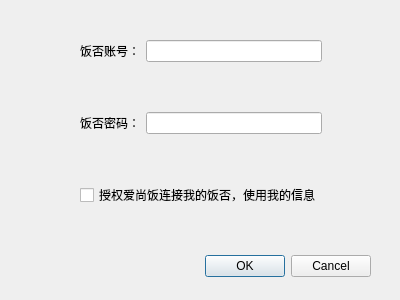
First picture: the form in uiFiles/login.ui, repository guoyu07/xkongfan-gui, before the edit.
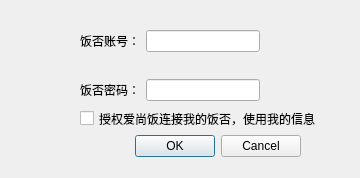
Second picture: the form after the edit.

Commit message: modified:   CHANGELOG 	modified:   atfriend_ui.py 	modified:   fanfou.py 	modified:   insertTopic_ui.py 	modified:   login_ui.py 	modified:   main.py 	new file:   resource/Thumbs.db 	deleted:    setup.py 	modified:   uiFiles/atFriend.ui 	new file:   uiFiles/atFriend_ui.py 	modified:   uiFiles/insertTopic.ui 	new file:   uiFiles/insertTopic_ui.py 	modified:   uiFiles/login.ui 	new file:   uiFiles/login_ui.py 	modified:   ui_MainWindow.py 	modified:   xAuth.py 	new file:   zlogging.py

```diff
--- a/uiFiles/login.ui
+++ b/uiFiles/login.ui
@@ -6,19 +6,25 @@
    <rect>
     <x>0</x>
     <y>0</y>
-    <width>400</width>
-    <height>300</height>
+    <width>360</width>
+    <height>178</height>
    </rect>
   </property>
+  <property name="maximumSize">
+   <size>
+    <width>360</width>
+    <height>178</height>
+   </size>
+  </property>
   <property name="windowTitle">
    <string>登录饭否</string>
   </property>
   <widget class="QDialogButtonBox" name="buttonBox">
    <property name="geometry">
     <rect>
-     <x>30</x>
-     <y>250</y>
-     <width>341</width>
+     <x>130</x>
+     <y>130</y>
+     <width>171</width>
      <height>32</height>
     </rect>
    </property>
@@ -29,13 +35,26 @@
     <set>QDialogButtonBox::Cancel|QDialogButtonBox::Ok</set>
    </property>
   </widget>
+  <widget class="QCheckBox" name="checkBox">
+   <property name="geometry">
+    <rect>
+     <x>80</x>
+     <y>110</y>
+     <width>240</width>
+     <height>17</height>
+    </rect>
+   </property>
+   <property name="text">
+    <string>授权爱尚饭连接我的饭否，使用我的信息</string>
+   </property>
+  </widget>
   <widget class="QWidget" name="">
    <property name="geometry">
     <rect>
      <x>80</x>
-     <y>40</y>
-     <width>242</width>
-     <height>167</height>
+     <y>30</y>
+     <width>180</width>
+     <height>71</height>
     </rect>
    </property>
    <layout class="QVBoxLayout" name="verticalLayout">
@@ -84,26 +103,6 @@
       </item>
      </layout>
     </item>
-    <item>
-     <spacer name="verticalSpacer_2">
-      <property name="orientation">
-       <enum>Qt::Vertical</enum>
-      </property>
-      <property name="sizeHint" stdset="0">
-       <size>
-        <width>20</width>
-        <height>40</height>
-       </size>
-      </property>
-     </spacer>
-    </item>
-    <item>
-     <widget class="QCheckBox" name="checkBox">
-      <property name="text">
-       <string>授权爱尚饭连接我的饭否，使用我的信息</string>
-      </property>
-     </widget>
-    </item>
    </layout>
   </widget>
  </widget>
```
The commit also changes 13 other files.
